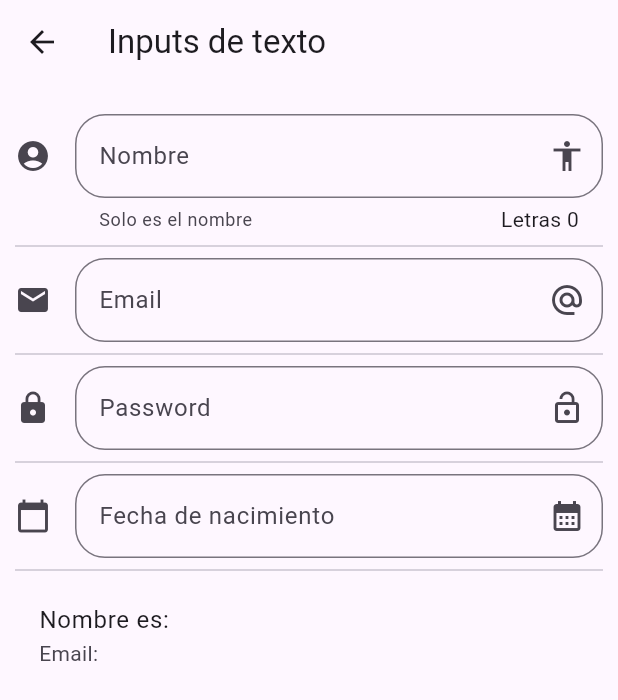
After one commit to DanielTuttos/components-flutter, a Flutter app: the screen it shows after launch, after a tap on "Inputs", on a phone screen of 412 x 824 dp. The commit adds this screen. Shown: the top 700 px of the screen. Run offline on Flutter 3.47's test engine with Material 3 defaults, Android fonts, the phone set to English and light mode, and no system bars; network calls fail.

Commit message:
:construction: normal inputs, email, password and date

```diff
--- a/data/menu-opts.json
+++ b/data/menu-opts.json
@@ -20,6 +20,11 @@
             "ruta" : "animatedContainer",
             "icon" : "donut_large",
             "texto": "Animated Container"
+        },
+        {
+            "ruta" : "inputs",
+            "icon" : "input",
+            "texto": "Inputs"
         }
     ]
 }
--- a/lib/main.dart
+++ b/lib/main.dart
@@ -1,6 +1,7 @@
 import 'package:components/src/pages/alert_page.dart';
 import 'package:components/src/routes/routes.dart';
 import 'package:flutter/material.dart';
+import 'package:flutter_localizations/flutter_localizations.dart';
 
 // import 'package:components/src/pages/home_temp.dart';
 
@@ -13,6 +14,14 @@ class MyApp extends StatelessWidget {
   Widget build(BuildContext context) {
     return MaterialApp(
       debugShowCheckedModeBanner: false,
+      localizationsDelegates: const [
+        GlobalMaterialLocalizations.delegate,
+        GlobalWidgetsLocalizations.delegate,
+      ],
+      supportedLocales: const [
+        Locale('en', 'US'), // English
+        Locale('es', 'ES'), // Spanish
+      ],
       title: 'Componentes APP',
       // home: HomePageTemp(),
       // home: HomePage(),
--- /dev/null
+++ b/lib/src/pages/input_page.dart
@@ -0,0 +1,131 @@
+import 'package:flutter/material.dart';
+
+class InputPage extends StatefulWidget {
+  const InputPage({super.key});
+
+  @override
+  State<InputPage> createState() => _InputPageState();
+}
+
+class _InputPageState extends State<InputPage> {
+  String _name = '';
+  String _email = '';
+  String _password = '';
+  String _date = '';
+  TextEditingController _inputFieldDateController = new TextEditingController();
+  @override
+  Widget build(BuildContext context) {
+    return Scaffold(
+      appBar: AppBar(
+        title: const Text('Inputs de texto'),
+      ),
+      body: ListView(
+        padding: const EdgeInsets.symmetric(horizontal: 10.0, vertical: 20.0),
+        children: <Widget>[
+          _createInput(),
+          const Divider(),
+          _createEmail(),
+          const Divider(),
+          _createPassword(),
+          const Divider(),
+          _createDate(),
+          const Divider(),
+          _createPerson()
+        ],
+      ),
+    );
+  }
+
+  Widget _createInput() {
+    return TextField(
+      // autofocus: true,
+      textCapitalization: TextCapitalization.sentences,
+      decoration: InputDecoration(
+        border: OutlineInputBorder(borderRadius: BorderRadius.circular(20.0)),
+        counter: Text('Letras ${_name.length}'),
+        hintText: 'Nombre Completo',
+        labelText: 'Nombre',
+        helperText: 'Solo es el nombre',
+        suffixIcon: const Icon(Icons.accessibility),
+        icon: const Icon(Icons.account_circle),
+      ),
+      onChanged: (value) => setState(() {
+        _name = value;
+      }),
+    );
+  }
+
+  Widget _createEmail() {
+    return TextField(
+      keyboardType: TextInputType.emailAddress,
+      decoration: InputDecoration(
+        border: OutlineInputBorder(borderRadius: BorderRadius.circular(20.0)),
+        hintText: 'Email',
+        labelText: 'Email',
+        suffixIcon: const Icon(Icons.alternate_email),
+        icon: const Icon(Icons.email),
+      ),
+      onChanged: (value) => setState(() {
+        _email = value;
+      }),
+    );
+  }
+
+  Widget _createPassword() {
+    return TextField(
+      // keyboardType: TextInputType.pa,
+      obscureText: true,
+      decoration: InputDecoration(
+        border: OutlineInputBorder(borderRadius: BorderRadius.circular(20.0)),
+        hintText: 'Password',
+        labelText: 'Password',
+        suffixIcon: const Icon(Icons.lock_open),
+        icon: const Icon(Icons.lock),
+      ),
+      onChanged: (value) => setState(() {
+        _password = value;
+      }),
+    );
+  }
+
+  Widget _createDate() {
+    return TextField(
+      enableInteractiveSelection: false,
+      controller: _inputFieldDateController,
+      decoration: InputDecoration(
+        border: OutlineInputBorder(borderRadius: BorderRadius.circular(20.0)),
+        hintText: 'Fecha de nacimiento',
+        labelText: 'Fecha de nacimiento',
+        suffixIcon: const Icon(Icons.calendar_month),
+        icon: const Icon(Icons.calendar_today),
+      ),
+      onTap: () {
+        FocusScope.of(context).requestFocus(FocusNode());
+        _selectDate(context);
+      },
+    );
+  }
+
+  _selectDate(BuildContext context) async {
+    DateTime? picked = await showDatePicker(
+      context: context,
+      initialDate: DateTime.now(),
+      firstDate: DateTime(1996),
+      lastDate: DateTime(2025),
+      locale: const Locale('es', 'ES'),
+    );
+    if (picked != null) {
+      setState(() {
+        _date = picked.toString();
+        _inputFieldDateController.text = _date;
+      });
+    }
+  }
+
+  Widget _createPerson() {
+    return ListTile(
+      title: Text('Nombre es: $_name'),
+      subtitle: Text('Email: $_email'),
+    );
+  }
+}
--- a/lib/src/routes/routes.dart
+++ b/lib/src/routes/routes.dart
@@ -1,4 +1,5 @@
 import 'package:flutter/material.dart';
+import 'package:components/src/pages/input_page.dart';
 import 'package:components/src/pages/animated_container.dart';
 import 'package:components/src/pages/alert_page.dart';
 import 'package:components/src/pages/avatar_page.dart';
@@ -13,5 +14,6 @@ Map<String, WidgetBuilder> getApplicationRoutes() {
     'card': (BuildContext context) => const CardPage(),
     'animatedContainer': (BuildContext context) =>
         const AnimatedContainerPage(),
+    'inputs': (BuildContext context) => const InputPage(),
   };
 }
--- a/lib/src/utils/icono_string_util.dart
+++ b/lib/src/utils/icono_string_util.dart
@@ -5,6 +5,7 @@ final _icons = <String, IconData>{
   'accessibility': Icons.accessibility,
   'folder_open': Icons.folder_open,
   'donut_large': Icons.donut_large,
+  'input': Icons.input,
 };
 
 Icon getIcon(String nameIcon) {
--- a/pubspec.yaml
+++ b/pubspec.yaml
@@ -29,6 +29,8 @@ environment:
 # versions available, run `flutter pub outdated`.
 dependencies:
   flutter:
+    sdk: flutter
+  flutter_localizations:
     sdk: flutter
 
 
```
Also changed, not shown: pubspec.lock.
